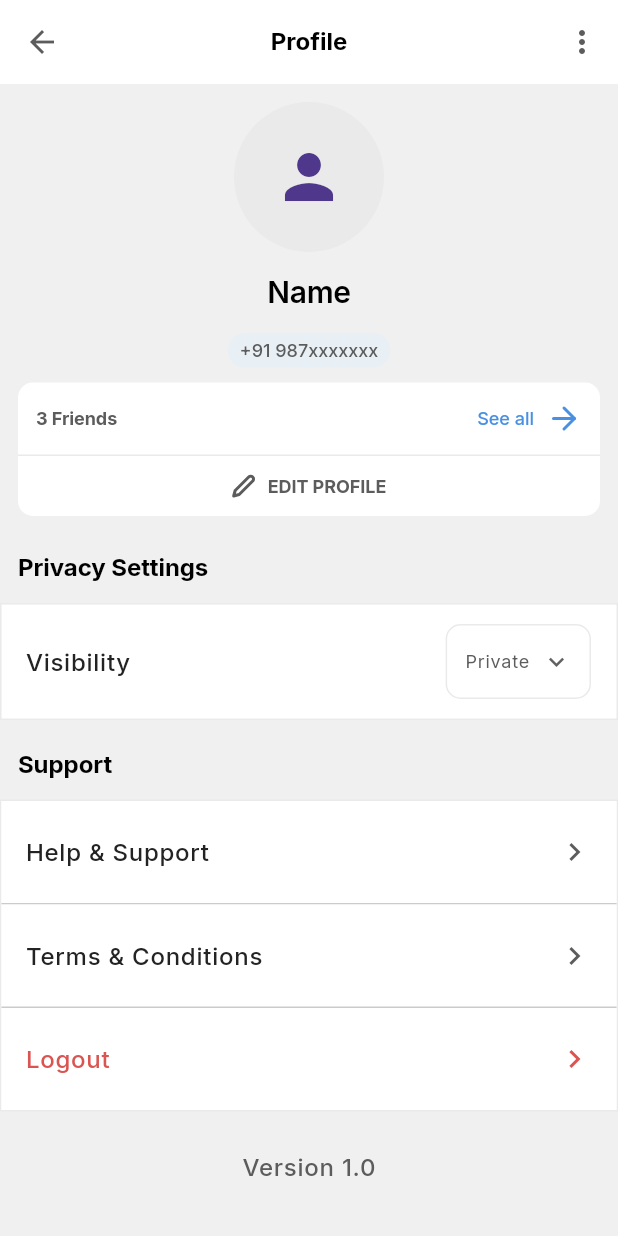
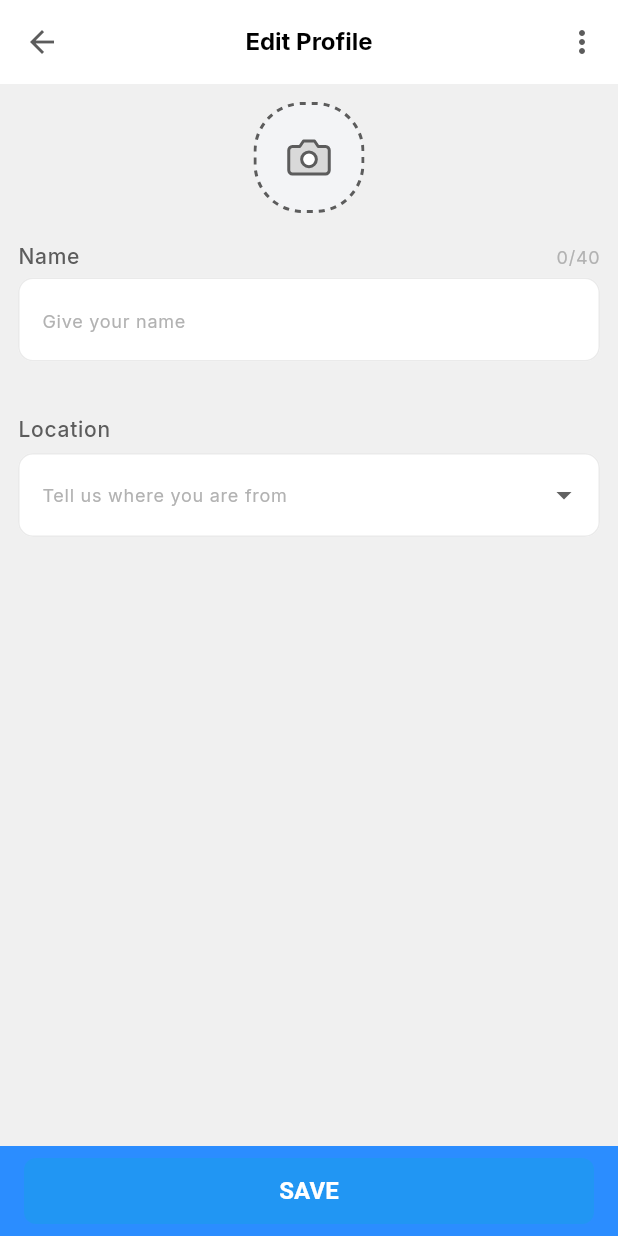
Before and after one commit to senioradventure/app-demo, a Flutter app: the ProfilePage screen opened directly, after a tap on "EDIT PROFILE", on a phone screen of 412 x 824 dp. Run offline on Flutter 3.47's test engine with Material 3 defaults, Android fonts, the light colour scheme and no system bars; our stand-ins replace bloc, dio, emoji_picker_flutter, equatable, flutter_bloc, flutter_image_compress and 3 more; accounts and stored records are empty; network calls fail.

Commit message:
edit profile

```diff
--- a/lib/core/theme/colors/app_colors.dart
+++ b/lib/core/theme/colors/app_colors.dart
@@ -13,6 +13,7 @@ class AppColors {
   static const Color textLightGray = Color(0xFFB2B2B2);
   static const Color buttonBlue = Color(0xFF4A90E2);
   static const Color chipBlue = Color(0xFFE8EFF5);
+  static const Color bottomButtonBlue = Color(0xFF2B8DFF);
   static const Color borderColor = Color(0xFFEAEAEA);
   static const Color adminColor = Color(0xFFFFD6A5);
   static const Color cautionColor = Color(0xFFF7E8CF);
--- /dev/null
+++ b/lib/features/edit_profile/presentation/page/edit_profile_page.dart
@@ -0,0 +1,118 @@
+import 'package:flutter/material.dart';
+import 'package:senior_circle/core/common/widgets/common_app_bar.dart';
+import 'package:senior_circle/core/common/widgets/image_picker_widget.dart';
+import 'package:senior_circle/core/common/widgets/text_field_with_counter.dart';
+import 'package:senior_circle/core/theme/colors/app_colors.dart';
+import 'package:senior_circle/features/createroom/presentation/widgets/create_room_location_picker.dart';
+import 'package:senior_circle/features/edit_profile/presentation/widgets/location_dropdown.dart';
+
+class EditProfilePage extends StatefulWidget {
+  const EditProfilePage({super.key});
+
+  @override
+  State<EditProfilePage> createState() => _EditProfilePageState();
+}
+
+class _EditProfilePageState extends State<EditProfilePage> {
+  String? _selectedLocation;
+
+  final List<String> _locations = [
+    'Kochi',
+    'Trivandrum',
+    'Calicut',
+    'Bangalore',
+    'Chennai',
+    'Hyderabad',
+  ];
+
+  final TextEditingController _nameController = TextEditingController();
+  int _nameCount = 0;
+
+  @override
+  void initState() {
+    super.initState();
+    _nameController.addListener(() {
+      setState(() {
+        _nameCount = _nameController.text.length;
+      });
+    });
+  }
+
+  @override
+  void dispose() {
+    _nameController.dispose();
+    super.dispose();
+  }
+
+  @override
+  Widget build(BuildContext context) {
+    return Scaffold(
+      appBar: const CommonAppBar(title: 'Edit Profile'),
+      body: SingleChildScrollView(
+        padding: const EdgeInsets.all(12),
+        child: Column(
+          children: [
+            const ImagePickerCircle(),
+            const SizedBox(height: 20),
+            TextFieldWithCounter(
+              label: 'Name',
+              hintText: 'Give your name',
+              maxLength: 40,
+              count: _nameCount,
+              controller: _nameController,
+              onChanged: (value) {
+                setState(() {
+                  _nameCount = value.length;
+                });
+              },
+            ),
+            const SizedBox(height: 16),
+            LocationDropdown(
+              value: _selectedLocation,
+              locations: _locations,
+              onChanged: (value) {
+                setState(() {
+                  _selectedLocation = value;
+                });
+              },
+            ),
+            const SizedBox(height: 80),
+          ],
+        ),
+      ),
+      bottomNavigationBar: SafeArea(
+        child: Container(
+          height: 60,
+          padding: const EdgeInsets.symmetric(horizontal: 16, vertical: 8),
+          decoration: BoxDecoration(color: AppColors.bottomButtonBlue),
+          child: ElevatedButton(
+            onPressed: () {
+              if (_nameController.text.trim().isEmpty) {
+                ScaffoldMessenger.of(context).showSnackBar(
+                  const SnackBar(content: Text('Name cannot be empty')),
+                );
+                return;
+              }
+              Navigator.pop(context);
+            },
+            style: ElevatedButton.styleFrom(
+              backgroundColor: Colors.blue,
+              elevation: 0,
+              shape: RoundedRectangleBorder(
+                borderRadius: BorderRadius.circular(8),
+              ),
+            ),
+            child: const Text(
+              'SAVE',
+              style: TextStyle(
+                fontSize: 16,
+                fontWeight: FontWeight.bold,
+                color: Colors.white,
+              ),
+            ),
+          ),
+        ),
+      ),
+    );
+  }
+}
--- /dev/null
+++ b/lib/features/edit_profile/presentation/widgets/location_dropdown.dart
@@ -0,0 +1,51 @@
+import 'package:flutter/material.dart';
+
+class LocationDropdown extends StatelessWidget {
+  final String? value;
+  final List<String> locations;
+  final ValueChanged<String?> onChanged;
+  final String label;
+  final String hintText;
+
+  const LocationDropdown({
+    super.key,
+    required this.value,
+    required this.locations,
+    required this.onChanged,
+    this.label = 'Location',
+    this.hintText = 'Tell us where you are from',
+  });
+
+  @override
+  Widget build(BuildContext context) {
+    return Column(
+      crossAxisAlignment: CrossAxisAlignment.start,
+      children: [
+        Text(
+          label,
+          style: Theme.of(context).textTheme.labelMedium,
+        ),
+        const SizedBox(height: 6),
+        DropdownButtonFormField<String>(
+          initialValue: value,
+          hint: Text(hintText,style: Theme.of(context).textTheme.labelSmall),
+          items: locations
+              .map(
+                (location) => DropdownMenuItem<String>(
+                  value: location,
+                  child: Text(location,style: Theme.of(context).textTheme.labelMedium),
+                ),
+              )
+              .toList(),
+          onChanged: onChanged,
+          validator: (value) {
+            if (value == null || value.isEmpty) {
+              return 'Please select a location';
+            }
+            return null;
+          },
+        ),
+      ],
+    );
+  }
+}
--- a/lib/features/profile/presentation/widgets/friends_card_widget.dart
+++ b/lib/features/profile/presentation/widgets/friends_card_widget.dart
@@ -2,6 +2,7 @@ import 'package:flutter/material.dart';
 import 'package:flutter_bloc/flutter_bloc.dart';
 import 'package:flutter_svg/svg.dart';
 import 'package:senior_circle/core/theme/colors/app_colors.dart';
+import 'package:senior_circle/features/edit_profile/presentation/page/edit_profile_page.dart';
 import 'package:senior_circle/features/view_friends/bloc/view_friends_bloc.dart';
 import 'package:senior_circle/features/view_friends/bloc/view_friends_event.dart';
 import 'package:senior_circle/features/view_friends/presentation/page/view_friends_page.dart';
@@ -67,7 +68,12 @@ class FriendsCard extends StatelessWidget {
             color: Colors.transparent,
             borderRadius: BorderRadius.circular(4),
             child: InkWell(
-              onTap: () {},
+              onTap: () {
+                Navigator.of(context).push(
+                  MaterialPageRoute(builder: (_) => const EditProfilePage()),
+                );
+              },
+
               borderRadius: BorderRadius.circular(4),
               splashColor: AppColors.chipBlue,
               child: Container(
```
